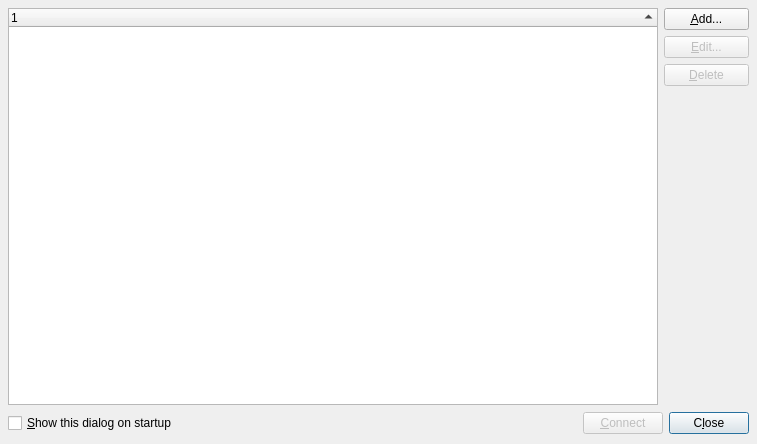
This is gui/serverlistdlg.ui in quassel/quassel as Qt 5 draws it before an edit. The edited form follows.
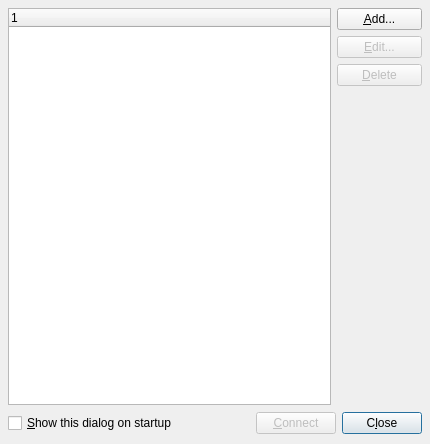
This is the edited form. Icons and pictures are not drawn.

```diff
--- a/gui/serverlistdlg.ui
+++ b/gui/serverlistdlg.ui
@@ -8,7 +8,7 @@
    <rect>
     <x>0</x>
     <y>0</y>
-    <width>757</width>
+    <width>430</width>
     <height>444</height>
    </rect>
   </property>
@@ -45,13 +45,13 @@
         <bool>false</bool>
        </property>
        <property name="alternatingRowColors" >
-        <bool>true</bool>
+        <bool>false</bool>
        </property>
        <property name="selectionMode" >
         <enum>QAbstractItemView::ExtendedSelection</enum>
        </property>
        <property name="sortingEnabled" >
-        <bool>true</bool>
+        <bool>false</bool>
        </property>
       </widget>
      </item>
```
Left out of the diff: 10 changed lines with no effect on the pictures.
